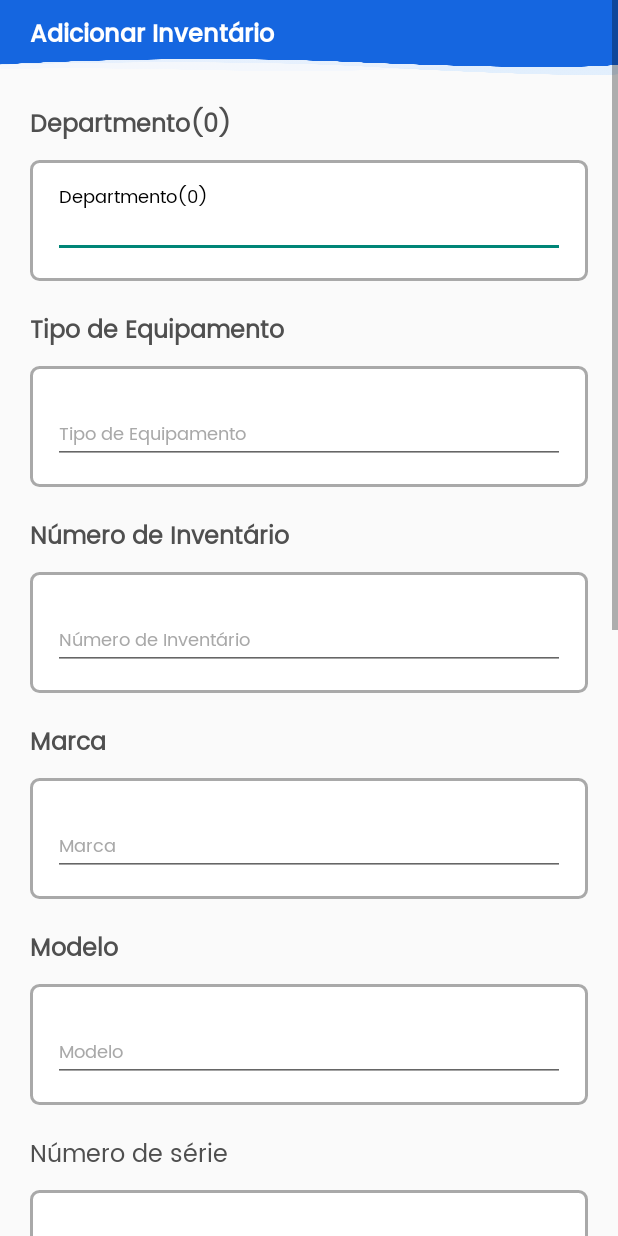
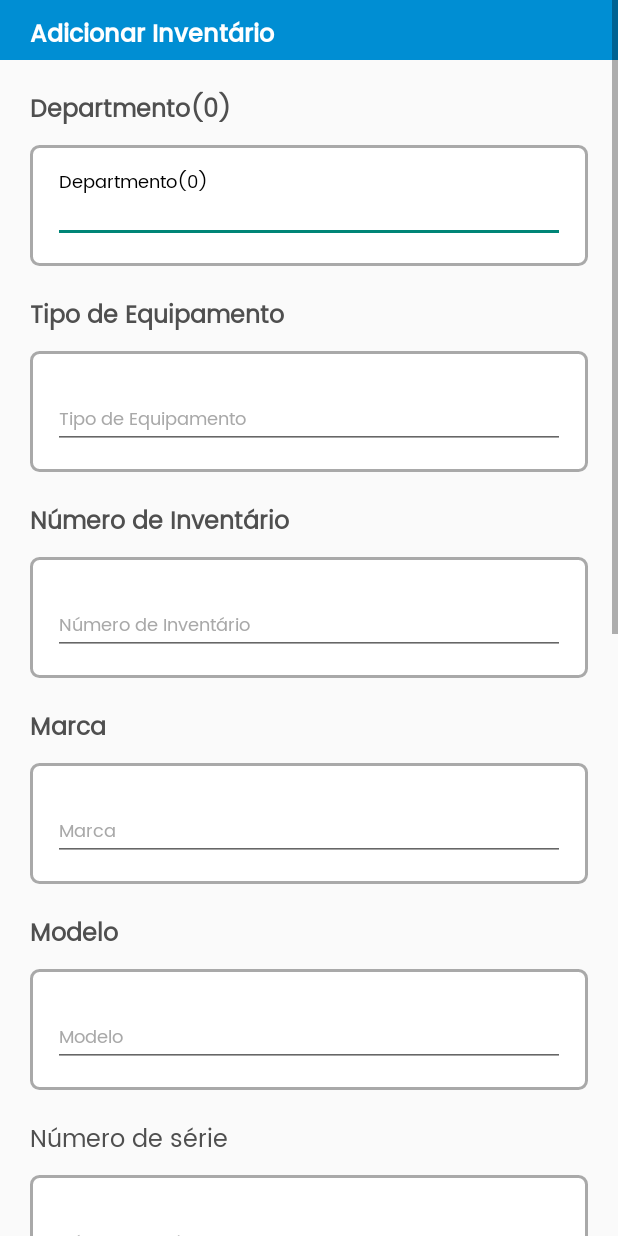
Before and after one commit to Edilson-Sithoe/Equipment_tracking_tools, an Android app: the Form_inventory_view screen opened directly, with no data from a screen before it, after a tap on "TODO", on a phone screen of 412 x 824 dp. Run offline under Robolectric (Android 15) with nearby library versions, the phone set to English and light mode, and no system bars.

Commit message:
Commit inicial

```diff
--- a/app/src/main/java/projecto/jhpiego/equipment_track_tools/view/inventory/Form_inventory_view.java
+++ b/app/src/main/java/projecto/jhpiego/equipment_track_tools/view/inventory/Form_inventory_view.java
@@ -42,7 +42,7 @@ public class Form_inventory_view extends AppCompatActivity {
     ImageView imageView;
     TextView textView;
 
-    String[] mensagens = {"No data to show"};
+    String[] mensagens = {"Sem dados para mostrar"};
 
     @Override
     protected void onCreate(Bundle savedInstanceState) {
--- a/app/src/main/res/layout/activity_form_equip_inventory.xml
+++ b/app/src/main/res/layout/activity_form_equip_inventory.xml
@@ -13,7 +13,7 @@
 
         <FrameLayout
             android:layout_width="match_parent"
-            android:layout_height="50dp"
+            android:layout_height="40dp"
             android:background="@drawable/blue_bg">
 
             <TextView
--- a/app/src/main/res/layout/activity_form_login.xml
+++ b/app/src/main/res/layout/activity_form_login.xml
@@ -15,7 +15,7 @@
 
         <FrameLayout
             android:layout_width="match_parent"
-            android:layout_height="250dp"
+            android:layout_height="230dp"
             android:background="@drawable/blue_bg">
 
             <ImageView
--- a/app/src/main/res/layout/activity_update_equipm_inventory.xml
+++ b/app/src/main/res/layout/activity_update_equipm_inventory.xml
@@ -13,7 +13,7 @@
 
         <FrameLayout
             android:layout_width="match_parent"
-            android:layout_height="50dp"
+            android:layout_height="40dp"
             android:background="@drawable/blue_bg">
 
             <TextView
```
Also changed, not shown: app/src/main/res/drawable/blue_bg.png.
